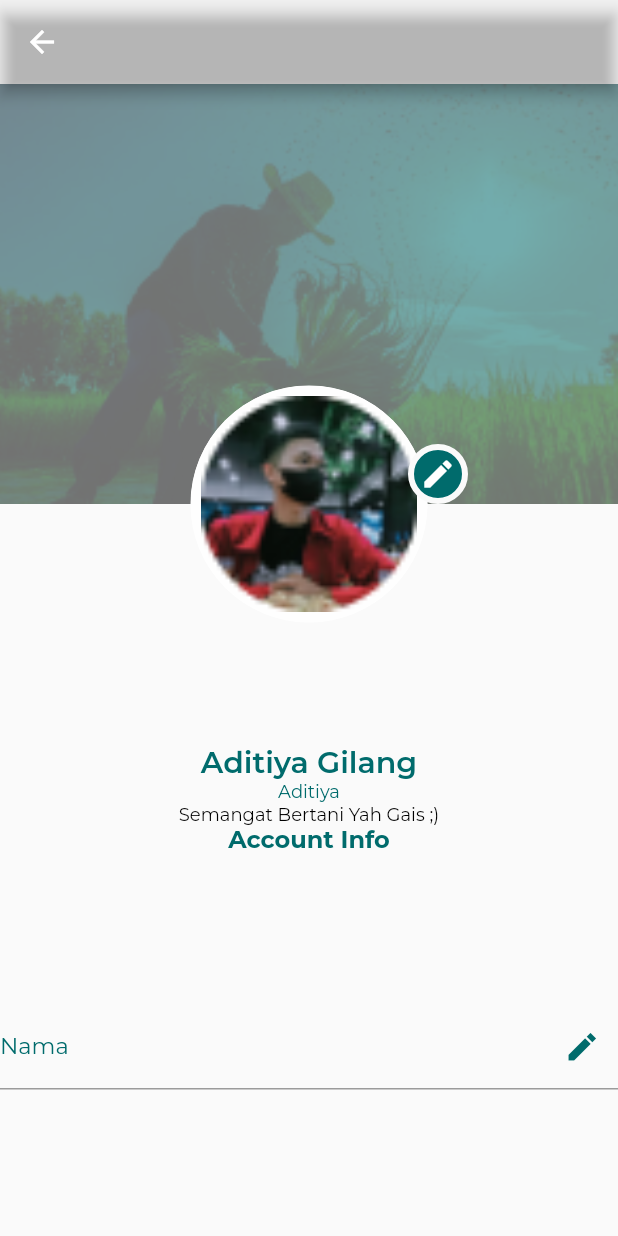
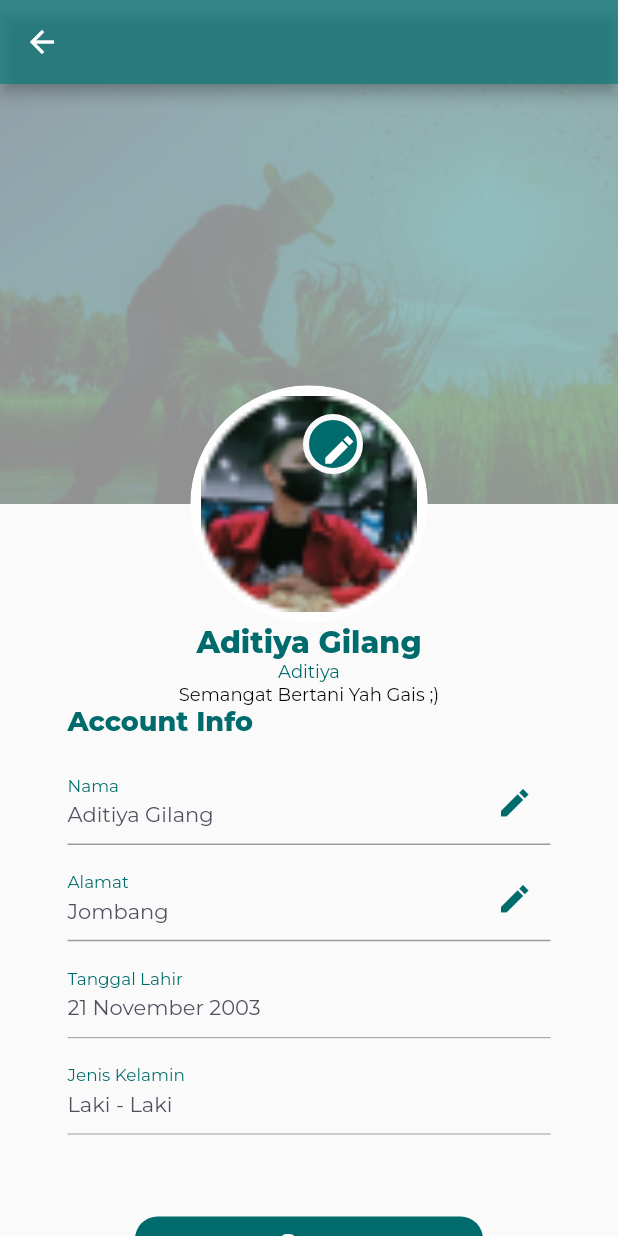
Before and after one commit to W1Z-H4L/uyee, a Flutter app: the Profile screen opened directly, on a phone screen of 412 x 824 dp. Run offline on Flutter 3.47's test engine with Material 2 defaults, Android fonts, the phone set to English and light mode, and no system bars; our stand-ins replace google_fonts, percent_indicator, shared_preferences; accounts and stored records are empty.

Commit message:
edit profil,dashboard

```diff
--- a/lib/shared/theme.dart
+++ b/lib/shared/theme.dart
@@ -33,6 +33,8 @@ TextStyle blackTextStyle1 =
     GoogleFonts.montserrat(color: blackColor, fontSize: 20);
 TextStyle whiteTextStyle = GoogleFonts.montserrat(
     color: whiteColor, fontSize: 20, fontWeight: FontWeight.bold);
+TextStyle whiteTextStyle3 = GoogleFonts.montserrat(
+    color: whiteColor, fontSize: 15, fontWeight: FontWeight.bold);
 TextStyle greyTextStyle = GoogleFonts.montserrat(
   color: greyColor,
 );
--- a/lib/ui/pages/profil.dart
+++ b/lib/ui/pages/profil.dart
@@ -1,5 +1,6 @@
 import 'package:flutter/material.dart';
 import 'package:login/shared/theme.dart';
+import 'package:login/ui/widgets/buttons.dart';
 
 // class Profile extends StatefulWidget {
 //   @override
@@ -53,7 +54,7 @@ class Profile extends StatelessWidget {
     final top = coverHeight - profileHeight / 2;
     return Scaffold(
         appBar: AppBar(
-          backgroundColor: Color.fromARGB(0, 0, 106, 108),
+          backgroundColor: Color.fromARGB(199, 0, 106, 108),
           leading: IconButton(
             icon: Icon(
               Icons.arrow_back,
@@ -62,7 +63,7 @@ class Profile extends StatelessWidget {
             onPressed: () {},
           ),
         ),
-        body: Column(children: <Widget>[
+        body: ListView(children: <Widget>[
           Stack(
             clipBehavior: Clip.none,
             alignment: Alignment.center,
@@ -71,7 +72,7 @@ class Profile extends StatelessWidget {
                 height: coverHeight,
                 width: double.infinity,
                 fit: BoxFit.cover,
-                color: Color.fromARGB(199, 0, 106, 108),
+                color: Color.fromARGB(154, 0, 106, 108),
                 colorBlendMode: BlendMode.modulate,
                 'assets/backgroun_profil.png',
               ),
@@ -102,8 +103,8 @@ class Profile extends StatelessWidget {
                 ),
               ),
               Positioned(
-                  bottom: 0,
-                  right: 100,
+                  bottom: 20,
+                  right: 170,
                   child: Container(
                     height: 40,
                     width: 40,
@@ -115,21 +116,24 @@ class Profile extends StatelessWidget {
                       ),
                       color: subtitleColor2,
                     ),
-                    child: Icon(
-                      Icons.edit,
+                    child: IconButton(
+                      icon: Icon(
+                        Icons.edit_sharp,
                         color: Colors.white,
+                      ),
+                      onPressed: () {},
                     ),
                   ))
             ],
           ),
           SizedBox(
-            height: 160,
+            height: 80,
           ),
           Text(
             'Aditiya Gilang',
             textAlign: TextAlign.center,
             style: greenTextStyle2.copyWith(
-              fontWeight: semiBold,
+              fontWeight: extraBold,
               fontSize: 20,
               color: subtitleColor2,
             ),
@@ -150,25 +154,27 @@ class Profile extends StatelessWidget {
               color: Colors.black,
             ),
           ),
-          Text(
+          Container(
+              padding: EdgeInsets.only(left: 45, right: 45, bottom: 5),
+              child: Text(
                 'Account Info',
                 textAlign: TextAlign.start,
                 style: greenTextStyle2.copyWith(
-              fontSize: 16,
-              fontWeight: bold,
+                  fontSize: 18,
+                  fontWeight: extraBold,
                   color: subtitleColor2,
                 ),
+              )),
+          SizedBox(
+            height: 10,
           ),
-          SizedBox(
-            height: 100,
-          ),
-          TextFormField(
+          Container(
+              padding: EdgeInsets.only(left: 45, right: 45, bottom: 5),
+              child: TextFormField(
                 showCursor: true,
-            cursorHeight: 25,
+                cursorHeight: 20,
                 style: blackTextStyle2,
                 decoration: InputDecoration(
-              focusedBorder: OutlineInputBorder(
-                  borderSide: BorderSide(color: subtitleColor2)),
                   suffixIcon: IconButton(
                     icon: Icon(
                       Icons.edit_sharp,
@@ -176,6 +182,7 @@ class Profile extends StatelessWidget {
                     ),
                     onPressed: () {},
                   ),
+                  floatingLabelBehavior: FloatingLabelBehavior.always,
                   labelText: 'Nama',
                   hintText: 'Aditiya Gilang',
                   hintStyle: subtitleTextStyle,
@@ -183,7 +190,90 @@ class Profile extends StatelessWidget {
                   focusColor: subtitleColor2,
                   fillColor: subtitleColor2,
                 ),
-          )
+              )),
+          SizedBox(
+            height: 3,
+          ),
+          Container(
+              padding: EdgeInsets.only(left: 45, right: 45, bottom: 5),
+              child: TextFormField(
+                showCursor: true,
+                cursorHeight: 25,
+                style: blackTextStyle2,
+                decoration: InputDecoration(
+                  suffixIcon: IconButton(
+                    icon: Icon(
+                      Icons.edit_sharp,
+                      color: subtitleColor2,
+                    ),
+                    onPressed: () {},
+                  ),
+                  floatingLabelBehavior: FloatingLabelBehavior.always,
+                  labelText: 'Alamat',
+                  hintText: 'Jombang',
+                  hintStyle: subtitleTextStyle,
+                  labelStyle: greenTextStyle3,
+                  focusColor: subtitleColor2,
+                  fillColor: subtitleColor2,
+                ),
+              )),
+          SizedBox(
+            height: 3,
+          ),
+          Container(
+              padding: EdgeInsets.only(left: 45, right: 45, bottom: 5),
+              child: TextFormField(
+                enabled: false,
+                showCursor: true,
+                cursorHeight: 25,
+                style: blackTextStyle2,
+                decoration: InputDecoration(
+                  floatingLabelBehavior: FloatingLabelBehavior.always,
+                  labelText: 'Tanggal Lahir',
+                  hintText: '21 November 2003',
+                  hintStyle: subtitleTextStyle,
+                  labelStyle: greenTextStyle3,
+                  focusColor: subtitleColor2,
+                  fillColor: subtitleColor2,
+                ),
+              )),
+          SizedBox(
+            height: 3,
+          ),
+          Container(
+              padding: EdgeInsets.only(left: 45, right: 45, bottom: 5),
+              child: TextFormField(
+                enabled: false,
+                showCursor: true,
+                cursorHeight: 25,
+                style: blackTextStyle2,
+                decoration: InputDecoration(
+                  floatingLabelBehavior: FloatingLabelBehavior.always,
+                  labelText: 'Jenis Kelamin',
+                  hintText: 'Laki - Laki',
+                  hintStyle: subtitleTextStyle,
+                  labelStyle: greenTextStyle3,
+                  focusColor: subtitleColor2,
+                  fillColor: subtitleColor2,
+                ),
+              )),
+          SizedBox(
+            height: 50,
+          ),
+          Container(
+              // height: 30,
+              // width: 150,
+              padding: EdgeInsets.only(
+                left: 90,
+                right: 90,
+                bottom: 50,
+              ),
+              child: CustomFilledButton(
+                height: 30,
+                width: 150,
+                title: 'Save',
+                onPressed: () {},
+              ))
         ]));
   }
 }
```
Also changed, not shown: assets/gambar_dekorasi1.png, pubspec.lock. Lines whose indentation alone changed are shown as unchanged.
